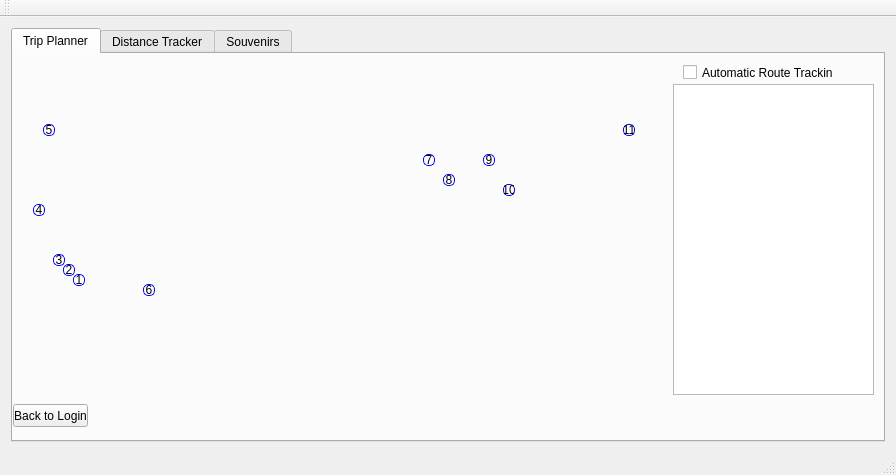
Qt form Group_Project_1/mainwindow.ui (Cyrus-Riahi/CS1D-P1) before a commit.
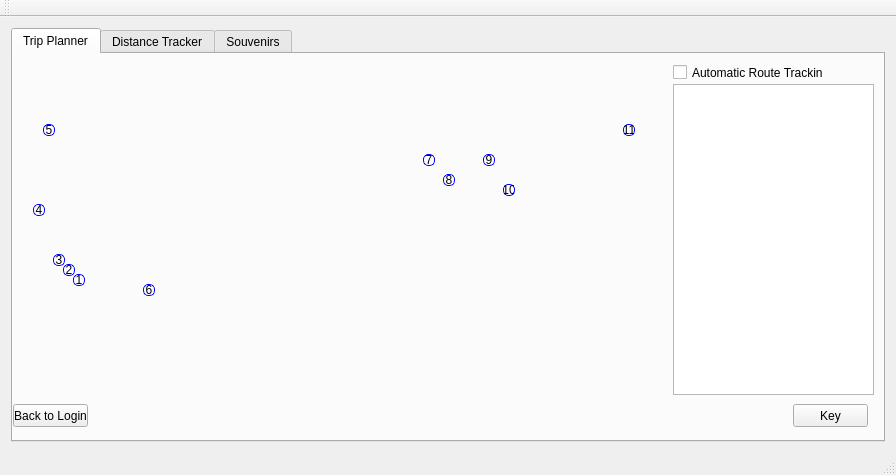
The same form after that commit.

Diff of the .ui file:
```diff
--- a/Group_Project_1/mainwindow.ui
+++ b/Group_Project_1/mainwindow.ui
@@ -149,7 +149,7 @@
          <widget class="QCheckBox" name="automaticRouteTrackingCheckBox">
           <property name="geometry">
            <rect>
-            <x>670</x>
+            <x>660</x>
             <y>10</y>
             <width>151</width>
             <height>17</height>
@@ -364,6 +364,19 @@
            <string>11</string>
           </property>
          </widget>
+         <widget class="QPushButton" name="keyButton">
+          <property name="geometry">
+           <rect>
+            <x>780</x>
+            <y>350</y>
+            <width>75</width>
+            <height>23</height>
+           </rect>
+          </property>
+          <property name="text">
+           <string>Key</string>
+          </property>
+         </widget>
         </widget>
         <widget class="QWidget" name="distanceTrackerTab">
          <attribute name="title">
```
